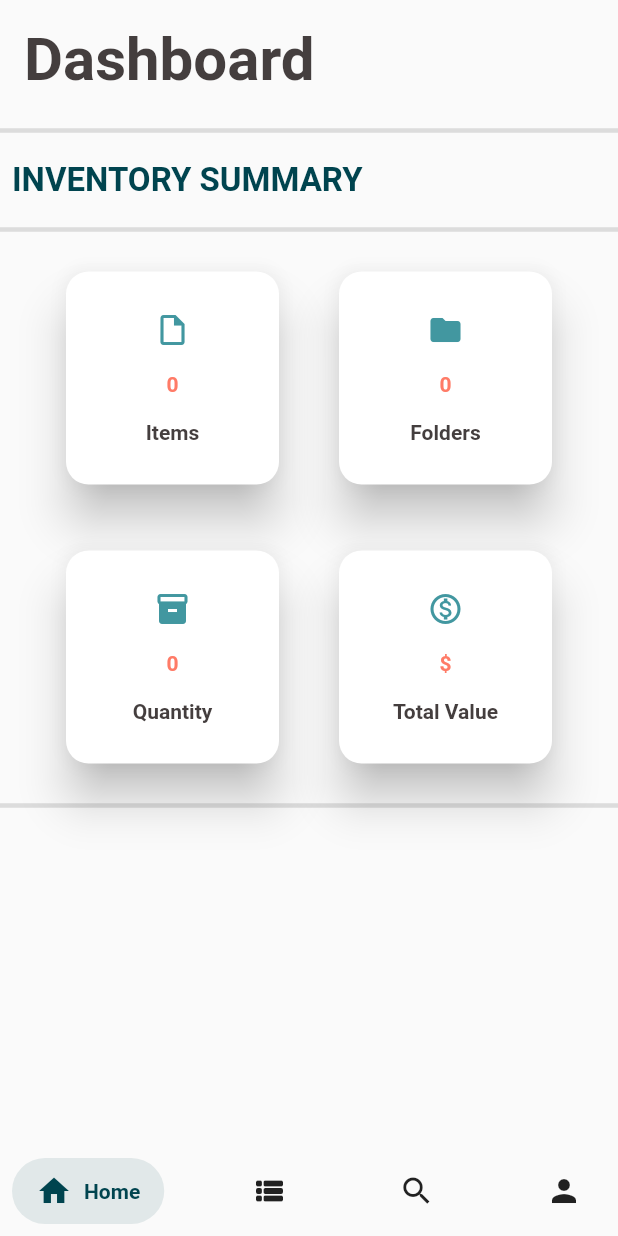
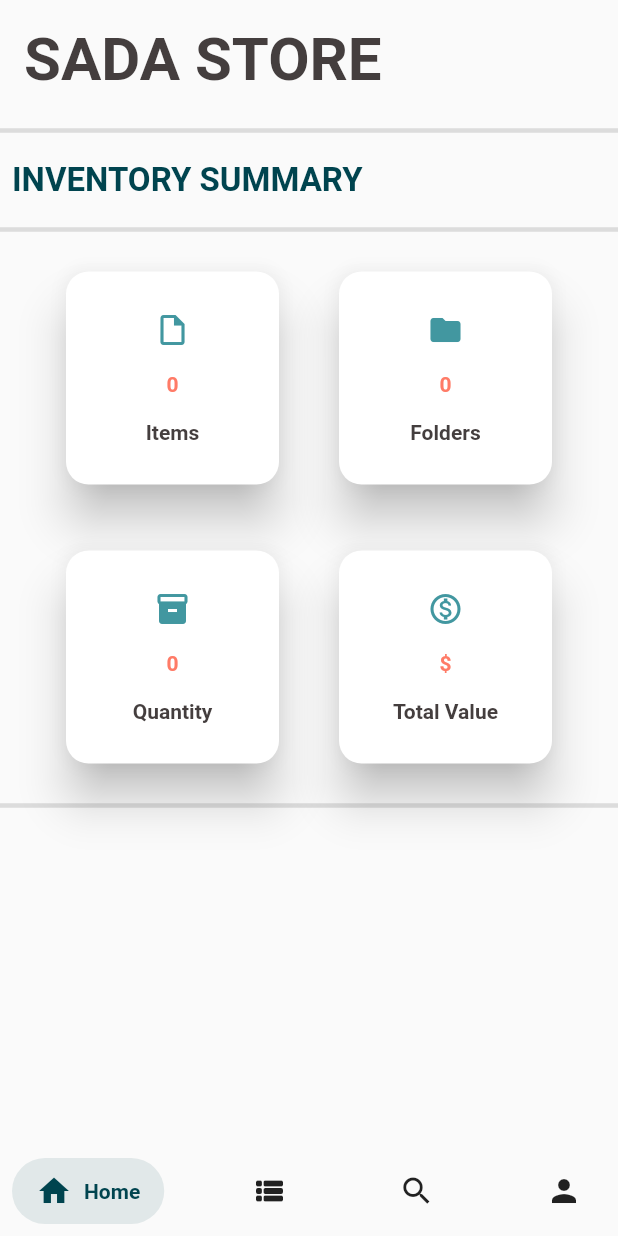
Before and after one commit to MojahidJamal/stockApp, a Flutter app: the screen it shows after launch, on a phone screen of 412 x 824 dp. Run offline on Flutter 3.47's test engine with Material 2 defaults, Android fonts, the phone set to English and light mode, and no system bars; drawn by our look-alikes of animated_text_kit, salomon_bottom_bar; our stand-ins replace anim_search_bar, cached_network_image, flutter_easyloading, image_picker, parse_server_sdk and 2 more; missing offline and left inert: dart:ffi; network calls fail.

Commit message:
sada store

```diff
--- a/lib/homePage/home_page.dart
+++ b/lib/homePage/home_page.dart
@@ -33,7 +33,7 @@ class _menuPageState extends State<menuPage> {
                     child: const Padding(
                       padding: EdgeInsets.all(8.0),
                       child: Text(
-                        'Dashboard',
+                        'SADA STORE',
                         style: TextStyle(
                             fontSize: 40,
                             color: Color(0xFF443E3E),
```
